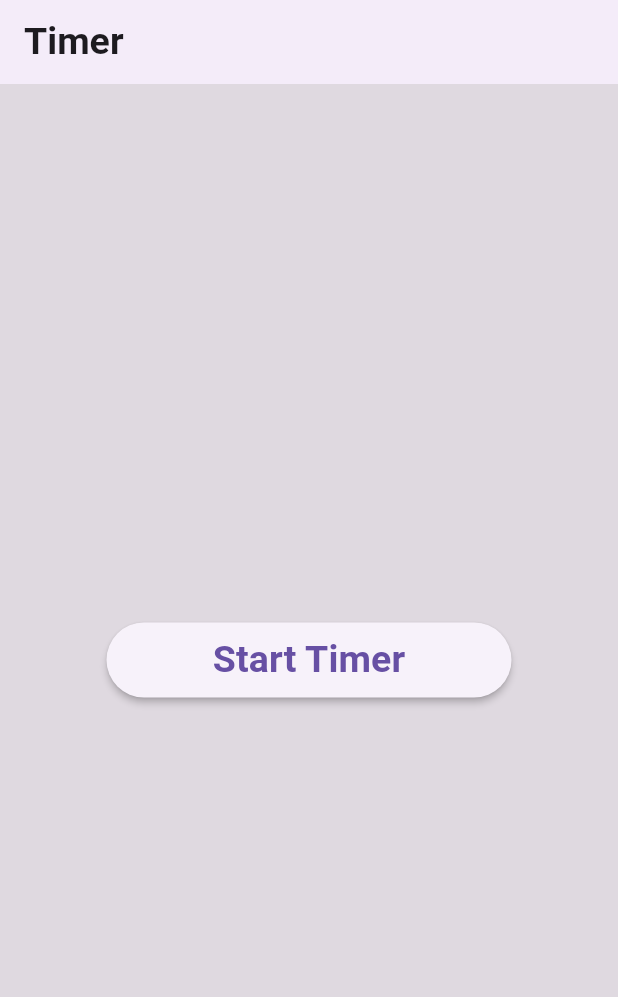
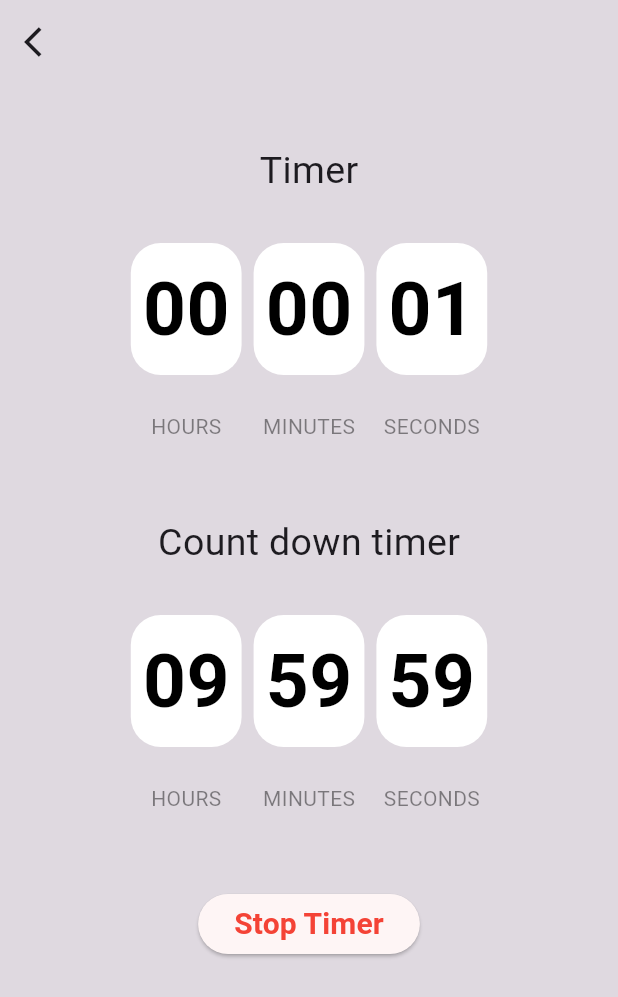
Before and after one commit to danielkachi/timer_app, a Flutter app: the screen it shows after launch, after a tap on "Start Timer", on a phone screen of 412 x 824 dp. Shown: the top 997 px of the screen. Run offline on Flutter 3.47's test engine with Material 3 defaults, Android fonts, the phone set to English and light mode, and no system bars.

Commit message:
feat:timer-ui- created and worked on the timer screen

```diff
--- a/lib/main.dart
+++ b/lib/main.dart
@@ -1,4 +1,5 @@
 import 'package:flutter/material.dart';
+import 'package:timer_app/screens/timer_screen.dart';
 
 void main() {
   runApp(const MyApp());
@@ -47,7 +48,13 @@ class StartTimer extends StatelessWidget {
                 const Size(270, 50),
               ),
             ),
-            onPressed: () {},
+            onPressed: () {
+              Navigator.push(
+                  context,
+                  MaterialPageRoute(
+                    builder: (context) => const TimerScreen(),
+                  ));
+            },
             child: const Text(
               "Start Timer",
               style: TextStyle(
--- /dev/null
+++ b/lib/screens/timer_screen.dart
@@ -0,0 +1,243 @@
+import 'dart:async';
+import 'package:flutter/material.dart';
+
+class TimerScreen extends StatefulWidget {
+  const TimerScreen({super.key});
+
+  @override
+  // ignore: library_private_types_in_public_api
+  _TimerScreenState createState() => _TimerScreenState();
+}
+
+class _TimerScreenState extends State<TimerScreen> {
+  static var countdownDuration = const Duration(minutes: 10);
+  static var countdownDuration1 = const Duration(minutes: 10);
+  Duration duration = const Duration();
+  Duration duration1 = const Duration();
+  Timer? timer;
+  Timer? timer1;
+  bool countDown = true;
+  bool countDown1 = true;
+
+  @override
+  void initState() {
+    int hours;
+    int mints;
+    int secs;
+    hours = int.parse("00");
+    mints = int.parse("00");
+    secs = int.parse("00");
+    countdownDuration = Duration(hours: hours, minutes: mints, seconds: secs);
+    startTimer();
+    reset();
+    int hours1;
+    int mints1;
+    int secs1;
+    hours1 = int.parse("10");
+    mints1 = int.parse("00");
+    secs1 = int.parse("00");
+    countdownDuration1 =
+        Duration(hours: hours1, minutes: mints1, seconds: secs1);
+    startTimer1();
+    reset1();
+    super.initState();
+  }
+
+  @override
+  Widget build(BuildContext context) {
+    return WillPopScope(
+      onWillPop: _onWillPop,
+      child: Scaffold(
+        appBar: AppBar(
+          backgroundColor: Colors.black12,
+          leading: IconButton(
+            onPressed: () {
+              Navigator.pop(context);
+            },
+            icon: const Icon(Icons.arrow_back_ios),
+          ),
+        ),
+        body: Container(
+          color: Colors.black12,
+          width: double.infinity,
+          child: Column(
+            mainAxisAlignment: MainAxisAlignment.start,
+            crossAxisAlignment: CrossAxisAlignment.center,
+            children: [
+              const SizedBox(
+                height: 40,
+              ),
+              const Text(
+                "Timer",
+                style: TextStyle(fontSize: 25),
+              ),
+              Container(
+                  margin: const EdgeInsets.only(top: 30, bottom: 30),
+                  child: buildTime()),
+              const SizedBox(
+                height: 20,
+              ),
+              const Text(
+                "Count down timer",
+                style: TextStyle(fontSize: 25),
+              ),
+              Container(
+                margin: const EdgeInsets.only(top: 30, bottom: 30),
+                child: buildTime1(),
+              ),
+              const SizedBox(
+                height: 20,
+              ),
+              Row(
+                mainAxisAlignment: MainAxisAlignment.center,
+                children: [
+                  ElevatedButton(
+                    style: ButtonStyle(
+                      backgroundColor: MaterialStateProperty.all(Colors.white),
+                      surfaceTintColor: MaterialStateProperty.all(Colors.red),
+                    ),
+                    onPressed: stopTimers,
+                    child: const Text(
+                      'Stop Timer',
+                      style: TextStyle(
+                          fontWeight: FontWeight.bold,
+                          fontSize: 20,
+                          color: Colors.red),
+                    ),
+                  ),
+                ],
+              ),
+            ],
+          ),
+        ),
+      ),
+    );
+  }
+
+  Future<bool> _onWillPop() async {
+    final isRunning = timer == null ? false : timer!.isActive;
+    if (isRunning) {
+      timer!.cancel();
+    }
+    Navigator.of(context, rootNavigator: true).pop(context);
+    return true;
+  }
+
+  void stopTimers() {
+    timer?.cancel();
+    timer1?.cancel();
+  }
+
+  void reset() {
+    if (countDown) {
+      setState(() => duration = countdownDuration);
+    } else {
+      setState(() => duration = const Duration());
+    }
+  }
+
+  void reset1() {
+    if (countDown) {
+      setState(() => duration1 = countdownDuration1);
+    } else {
+      setState(() => duration1 = const Duration());
+    }
+  }
+
+  void startTimer() {
+    timer = Timer.periodic(const Duration(seconds: 1), (_) => addTime());
+  }
+
+  void startTimer1() {
+    timer = Timer.periodic(const Duration(seconds: 1), (_) => addTime1());
+  }
+
+  void addTime() {
+    const addSeconds = 1;
+    setState(() {
+      final seconds = duration.inSeconds + addSeconds;
+      if (seconds < 0) {
+        timer?.cancel();
+      } else {
+        duration = Duration(seconds: seconds);
+      }
+    });
+  }
+
+  void addTime1() {
+    const addSeconds = 1;
+    setState(() {
+      final seconds = duration1.inSeconds - addSeconds;
+      if (seconds < 0) {
+        timer1?.cancel();
+      } else {
+        duration1 = Duration(seconds: seconds);
+      }
+    });
+  }
+
+  Widget buildTime() {
+    String twoDigits(int n) => n.toString().padLeft(2, '0');
+    final hours = twoDigits(duration.inHours);
+    final minutes = twoDigits(duration.inMinutes.remainder(60));
+    final seconds = twoDigits(duration.inSeconds.remainder(60));
+    return Row(mainAxisAlignment: MainAxisAlignment.center, children: [
+      buildTimeCard(time: hours, header: 'HOURS'),
+      const SizedBox(
+        width: 8,
+      ),
+      buildTimeCard(time: minutes, header: 'MINUTES'),
+      const SizedBox(
+        width: 8,
+      ),
+      buildTimeCard(time: seconds, header: 'SECONDS'),
+    ]);
+  }
+
+  Widget buildTime1() {
+    String twoDigits(int n) => n.toString().padLeft(2, '0');
+    final hours = twoDigits(duration1.inHours);
+    final minutes = twoDigits(duration1.inMinutes.remainder(60));
+    final seconds = twoDigits(duration1.inSeconds.remainder(60));
+    return Row(mainAxisAlignment: MainAxisAlignment.center, children: [
+      buildTimeCard(time: hours, header: 'HOURS'),
+      const SizedBox(
+        width: 8,
+      ),
+      buildTimeCard(time: minutes, header: 'MINUTES'),
+      const SizedBox(
+        width: 8,
+      ),
+      buildTimeCard(time: seconds, header: 'SECONDS'),
+    ]);
+  }
+
+  Widget buildTimeCard({required String time, required String header}) =>
+      Column(
+        mainAxisAlignment: MainAxisAlignment.center,
+        children: [
+          Container(
+            padding: const EdgeInsets.all(8),
+            decoration: BoxDecoration(
+              color: Colors.white,
+              borderRadius: BorderRadius.circular(20),
+            ),
+            child: Text(
+              time,
+              style: const TextStyle(
+                fontWeight: FontWeight.bold,
+                color: Colors.black,
+                fontSize: 50,
+              ),
+            ),
+          ),
+          const SizedBox(
+            height: 24,
+          ),
+          Text(
+            header,
+            style: const TextStyle(color: Colors.black45),
+          ),
+        ],
+      );
+}
```
